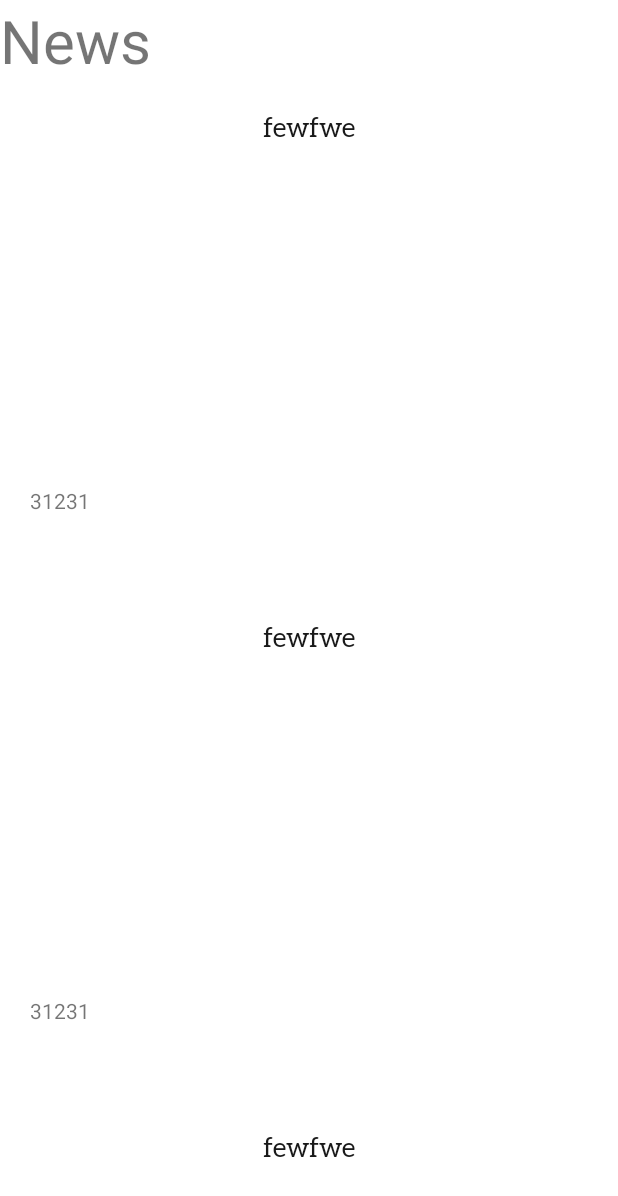
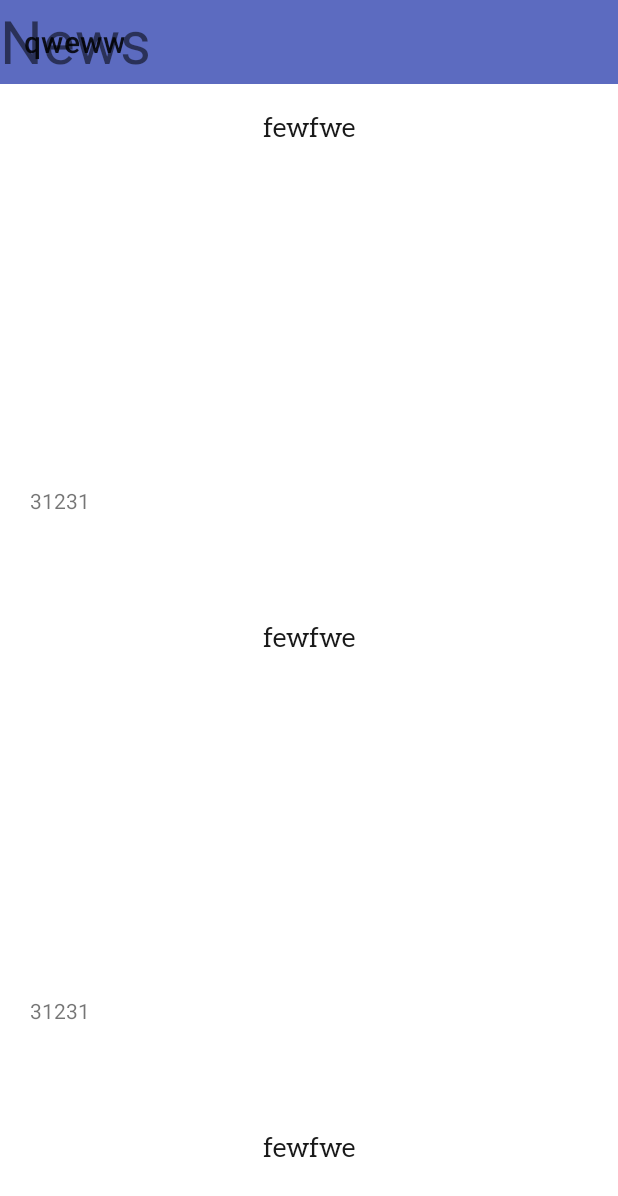
Before and after one commit to y19th/Daily-Bruh, an Android app: the layout fragment_news_page.xml on its own in the app's theme, with its tools: preview values and no code run, on a phone screen of 412 x 824 dp. Shown: the top 1196 px of the screen. Run offline under Robolectric (Android 15) with nearby library versions, the phone set to English and light mode, and no system bars.

```diff
--- a/app/src/main/java/com/example/dailybruh/activity/MainActivity.kt
+++ b/app/src/main/java/com/example/dailybruh/activity/MainActivity.kt
@@ -2,6 +2,8 @@ package com.example.dailybruh.activity
 
 import androidx.appcompat.app.AppCompatActivity
 import android.os.Bundle
+import android.os.PersistableBundle
+import android.widget.Toast
 import com.example.dailybruh.R
 import com.example.dailybruh.fragment.MainFragment
 
--- a/app/src/main/java/com/example/dailybruh/fragment/FragmentNewsPage.kt
+++ b/app/src/main/java/com/example/dailybruh/fragment/FragmentNewsPage.kt
@@ -6,6 +6,7 @@ import android.os.Bundle
 import android.view.LayoutInflater
 import android.view.View
 import android.view.ViewGroup
+import android.widget.Toast
 import androidx.fragment.app.Fragment
 import androidx.recyclerview.widget.LinearLayoutManager
 import com.example.dailybruh.adapters.NewsPageRecyclerAdapter
--- a/app/src/main/java/com/example/dailybruh/fragment/MainFragment.kt
+++ b/app/src/main/java/com/example/dailybruh/fragment/MainFragment.kt
@@ -6,6 +6,7 @@ import androidx.fragment.app.Fragment
 import android.view.LayoutInflater
 import android.view.View
 import android.view.ViewGroup
+import android.widget.Toast
 import android.widget.Toolbar
 import androidx.appcompat.app.ActionBarDrawerToggle
 import androidx.drawerlayout.widget.DrawerLayout
@@ -36,7 +37,6 @@ class MainFragment : Fragment() {
     override fun onCreate(savedInstanceState: Bundle?) {
         super.onCreate(savedInstanceState)
         viewModel = ViewModelProvider(this).get(MainViewModel::class.java)
-
     }
 
     override fun onCreateView(
--- a/app/src/main/res/layout/fragment_news_page.xml
+++ b/app/src/main/res/layout/fragment_news_page.xml
@@ -1,5 +1,5 @@
 <?xml version="1.0" encoding="utf-8"?>
-<androidx.appcompat.widget.LinearLayoutCompat xmlns:android="http://schemas.android.com/apk/res/android"
+<androidx.constraintlayout.widget.ConstraintLayout xmlns:android="http://schemas.android.com/apk/res/android"
     android:id="@+id/main_layout"
     android:layout_width="match_parent"
     android:layout_height="match_parent"
@@ -8,6 +8,12 @@
     android:orientation="vertical"
     android:fitsSystemWindows="true">
 
+    <androidx.appcompat.widget.Toolbar
+        android:layout_width="match_parent"
+        android:layout_height="wrap_content"
+        app:title="qweww"
+        android:background="@color/blue_400"
+        />
     <TextView
         android:id="@+id/textview"
         android:layout_height="wrap_content"
@@ -25,6 +31,18 @@
         tools:listitem="@layout/recycler_item_news_page"
         android:paddingBottom="50dp"
         />
+    <androidx.drawerlayout.widget.DrawerLayout
+        android:layout_width="match_parent"
+        android:layout_height="match_parent">
+    <com.google.android.material.navigation.NavigationView
+        android:id="@+id/nav_view"
+        android:layout_width="wrap_content"
+        android:layout_height="match_parent"
+        android:layout_gravity="start"
+        app:menu="@menu/nav_items"
+        />
+    </androidx.drawerlayout.widget.DrawerLayout>
 
 
-</androidx.appcompat.widget.LinearLayoutCompat>
+
+</androidx.constraintlayout.widget.ConstraintLayout>
--- a/app/src/main/res/menu/nav_items.xml
+++ b/app/src/main/res/menu/nav_items.xml
@@ -1,5 +1,7 @@
 <?xml version="1.0" encoding="utf-8"?>
-<menu xmlns:android="http://schemas.android.com/apk/res/android">
+<menu xmlns:android="http://schemas.android.com/apk/res/android"
+    xmlns:tools="http://schemas.android.com/tools"
+    tools:showIn="navigation_view">
     <item
         android:id="@+id/element_1"
         android:title="qwe"
--- a/app/src/main/res/values/themes.xml
+++ b/app/src/main/res/values/themes.xml
@@ -12,5 +12,7 @@
         <!-- Status bar color. -->
         <item name="android:statusBarColor">?attr/colorPrimaryVariant</item>
         <!-- Customize your theme here. -->
+        <item name="windowActionBar">false</item>
+        <item name="windowNoTitle">true</item>
     </style>
 </resources>
```
